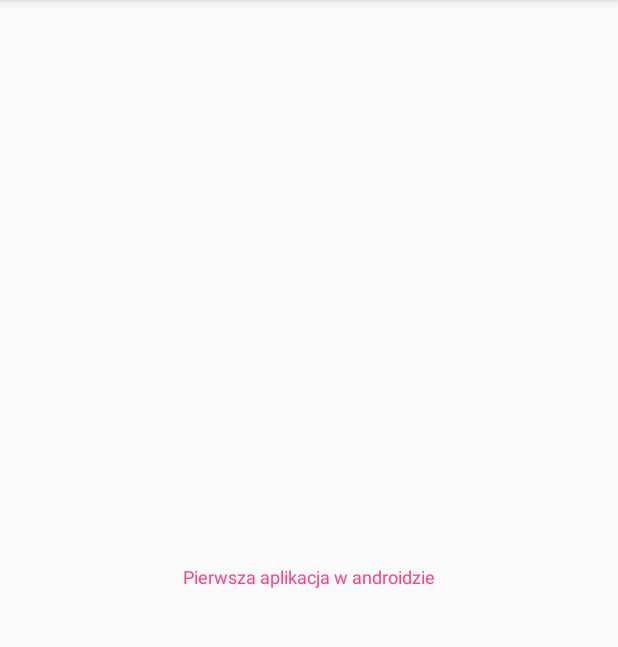
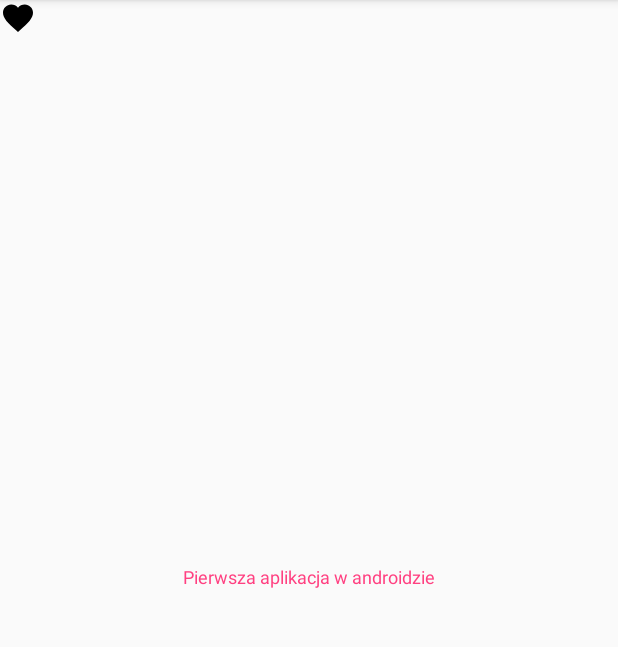
Before and after one commit to agniedom/laboratoriumPum, an Android app: the screen it shows after launch (MainActivity), on a phone screen of 412 x 824 dp, the part 84-731 px from its top. Run offline under Robolectric (Android 15) with nearby library versions, the phone set to English and light mode, and no system bars.

```diff
--- /dev/null
+++ b/app/src/main/res/drawable/ic_favorite_black_24dp.xml
@@ -0,0 +1,9 @@
+<vector xmlns:android="http://schemas.android.com/apk/res/android"
+        android:width="24dp"
+        android:height="24dp"
+        android:viewportWidth="24.0"
+        android:viewportHeight="24.0">
+    <path
+        android:fillColor="#FF000000"
+        android:pathData="M12,21.35l-1.45,-1.32C5.4,15.36 2,12.28 2,8.5 2,5.42 4.42,3 7.5,3c1.74,0 3.41,0.81 4.5,2.09C13.09,3.81 14.76,3 16.5,3 19.58,3 22,5.42 22,8.5c0,3.78 -3.4,6.86 -8.55,11.54L12,21.35z"/>
+</vector>
--- a/app/src/main/res/layout/activity_main.xml
+++ b/app/src/main/res/layout/activity_main.xml
@@ -17,4 +17,14 @@
         app:layout_constraintRight_toRightOf="parent"
         app:layout_constraintTop_toTopOf="parent" />
 
+    <ImageView
+        android:id="@+id/imageView"
+        android:layout_width="wrap_content"
+        android:layout_height="wrap_content"
+        android:src="@drawable/ic_favorite_black_24dp"
+        app:srcCompat="@mipmap/ic_launcher"
+        tools:layout_editor_absoluteX="74dp"
+        tools:layout_editor_absoluteY="127dp" />
+
+
 </android.support.constraint.ConstraintLayout>
```
